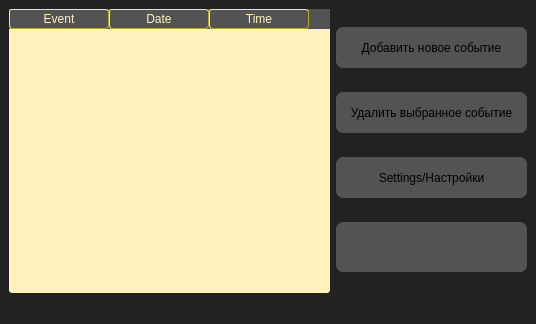
dmhd6219/JoJoOrganizer, file uis/design.ui: the form before one commit.
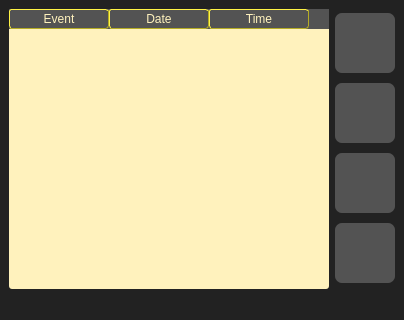
The form after the commit. Icons and pictures are not drawn.

Diff of the .ui file:
```diff
--- a/uis/design.ui
+++ b/uis/design.ui
@@ -6,14 +6,14 @@
    <rect>
     <x>0</x>
     <y>0</y>
-    <width>536</width>
-    <height>324</height>
+    <width>404</width>
+    <height>320</height>
    </rect>
   </property>
   <property name="minimumSize">
    <size>
-    <width>536</width>
-    <height>324</height>
+    <width>0</width>
+    <height>0</height>
    </size>
   </property>
   <property name="windowTitle">
@@ -68,11 +68,15 @@
 </string>
   </property>
   <widget class="QWidget" name="centralwidget">
-   <layout class="QHBoxLayout" name="horizontalLayout_2">
-    <item>
      <layout class="QHBoxLayout" name="horizontalLayout">
       <item>
        <widget class="QTableWidget" name="tableWidget">
+      <property name="minimumSize">
+       <size>
+        <width>318</width>
+        <height>261</height>
+       </size>
+      </property>
         <column>
          <property name="text">
           <string>Event</string>
@@ -96,12 +100,12 @@
          <widget class="QPushButton" name="addEvent">
           <property name="minimumSize">
            <size>
-            <width>191</width>
-            <height>41</height>
+          <width>60</width>
+          <height>60</height>
            </size>
           </property>
           <property name="text">
-           <string>Добавить новое событие</string>
+         <string/>
           </property>
          </widget>
         </item>
@@ -109,12 +113,12 @@
          <widget class="QPushButton" name="deleteEvent">
           <property name="minimumSize">
            <size>
-            <width>191</width>
-            <height>41</height>
+          <width>60</width>
+          <height>60</height>
            </size>
           </property>
           <property name="text">
-           <string>Удалить выбранное событие</string>
+         <string/>
           </property>
          </widget>
         </item>
@@ -122,17 +126,23 @@
          <widget class="QPushButton" name="settingsButton">
           <property name="minimumSize">
            <size>
-            <width>191</width>
-            <height>41</height>
+          <width>60</width>
+          <height>60</height>
            </size>
           </property>
           <property name="text">
-           <string>Settings/Настройки</string>
+         <string/>
           </property>
          </widget>
         </item>
         <item>
          <widget class="QPushButton" name="faqbutton">
+        <property name="minimumSize">
+         <size>
+          <width>60</width>
+          <height>60</height>
+         </size>
+        </property>
           <property name="styleSheet">
            <string notr="true">QPushButton {
 background-repeat: no-repeat;
@@ -162,8 +172,6 @@
        </layout>
       </item>
      </layout>
-    </item>
-   </layout>
   </widget>
   <widget class="QMenuBar" name="menubar">
    <property name="geometry">
```
Left out of the diff: 14 changed lines with no effect on the pictures. Lines whose indentation alone changed are shown as unchanged.
